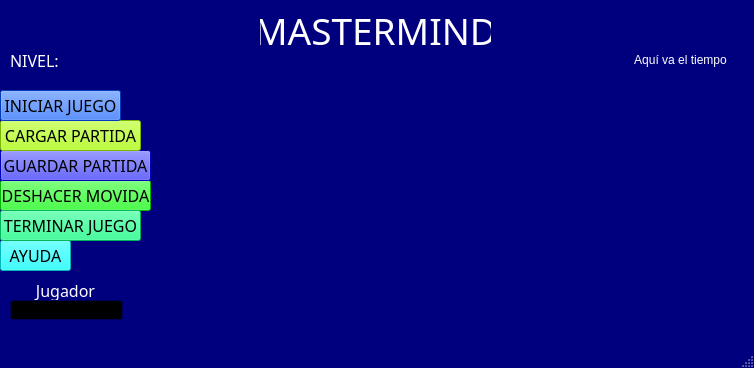
Qt form Mastermind/mainwindow.ui (H3r0CR/Proyecto-Mastermind) before a commit.
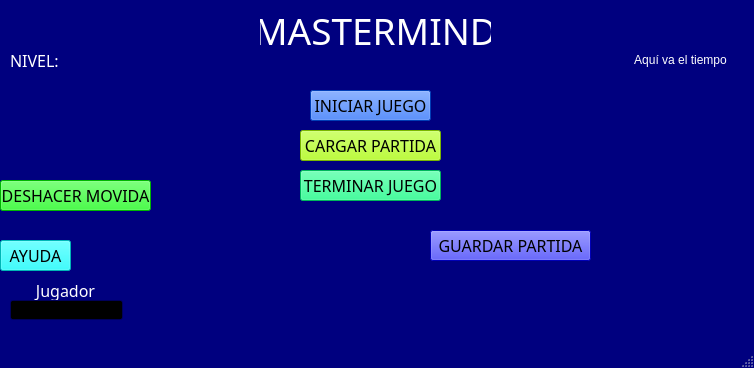
The same form after that commit.

```diff
--- a/Mastermind/mainwindow.ui
+++ b/Mastermind/mainwindow.ui
@@ -1484,9 +1484,9 @@
    <widget class="QPushButton" name="Guardar">
     <property name="geometry">
      <rect>
-      <x>0</x>
-      <y>150</y>
-      <width>151</width>
+      <x>430</x>
+      <y>230</y>
+      <width>161</width>
       <height>31</height>
      </rect>
     </property>
@@ -1945,8 +1945,8 @@
    <widget class="QPushButton" name="Terminar">
     <property name="geometry">
      <rect>
-      <x>0</x>
-      <y>210</y>
+      <x>300</x>
+      <y>170</y>
       <width>141</width>
       <height>31</height>
      </rect>
@@ -2406,8 +2406,8 @@
    <widget class="QPushButton" name="Cargar">
     <property name="geometry">
      <rect>
-      <x>0</x>
-      <y>120</y>
+      <x>300</x>
+      <y>130</y>
       <width>141</width>
       <height>31</height>
      </rect>
@@ -2867,7 +2867,7 @@
    <widget class="QPushButton" name="Iniciar">
     <property name="geometry">
      <rect>
-      <x>0</x>
+      <x>310</x>
       <y>90</y>
       <width>121</width>
       <height>31</height>
```
Left out of the diff: 3 changed lines with no effect on the pictures.
